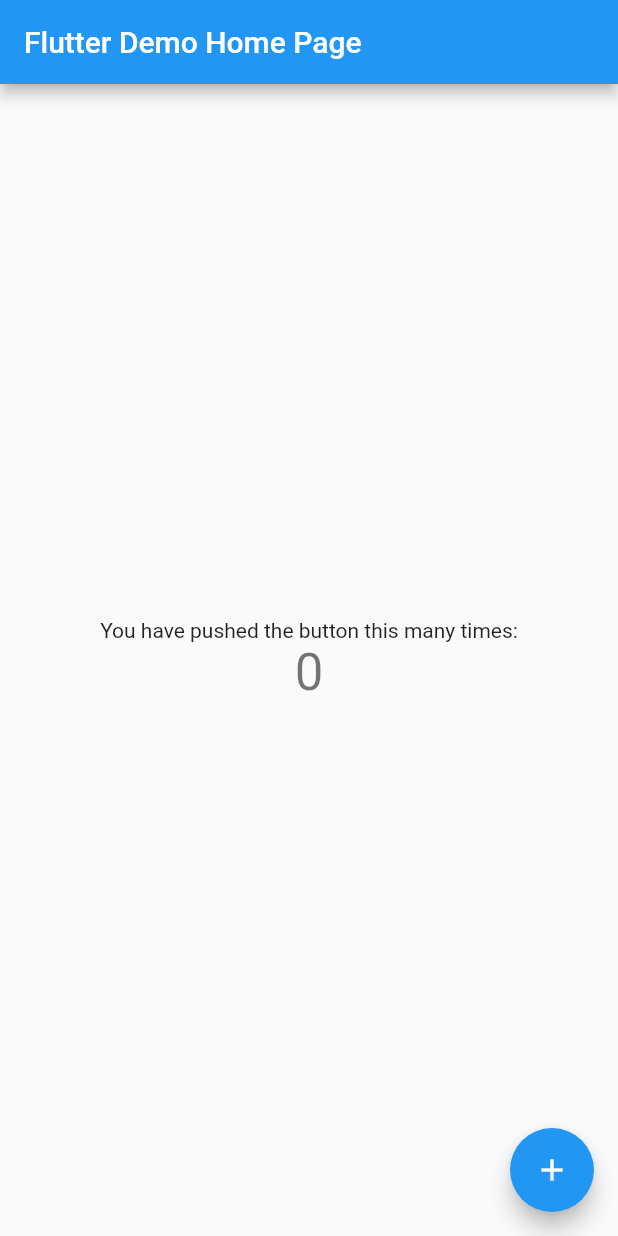
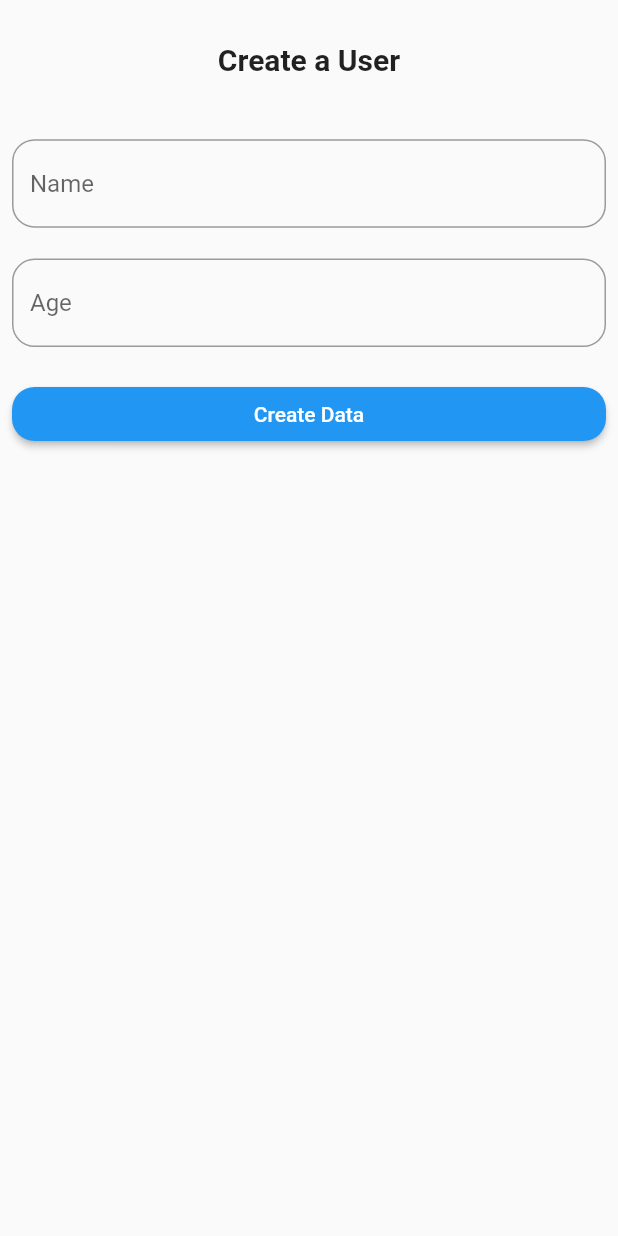
Before and after one commit to kreeztoph/FlutterCleanCRUDApp, a Flutter app: the screen it shows after launch, on a phone screen of 412 x 824 dp. Run offline on Flutter 3.47's test engine with Material 2 defaults, Android fonts, the phone set to English and light mode, and no system bars; our stand-ins replace bloc, cloud_firestore, dartz, equatable, firebase_core, flutter_bloc and 2 more; missing offline and left inert: cross_connectivity; accounts and stored records are empty.

Commit message:
Create function now works

```diff
--- a/lib/core/error/failure.dart
+++ b/lib/core/error/failure.dart
@@ -14,3 +14,5 @@ class CacheFailure extends Failure {}
 class FirebaseFailure extends Failure {}
 
 class GeneralFailure extends Failure {}
+
+class NetorkFailure extends Failure {}
--- /dev/null
+++ b/lib/core/globals.dart
@@ -0,0 +1,4 @@
+import 'package:flutter/material.dart';
+
+final GlobalKey<ScaffoldMessengerState> snackbarKey =
+    GlobalKey<ScaffoldMessengerState>();
--- a/lib/features/crudapp/data/datasources/user_remote_data_source.dart
+++ b/lib/features/crudapp/data/datasources/user_remote_data_source.dart
@@ -16,20 +16,20 @@ class UserRemoteDataSourceImpl implements UserRemoteDataSource {
 
   @override
   Future<void> createUser(UserModel params) {
-    final response = firebaseFirestore.collection('user').add(params.toJson());
+    final response = firebaseFirestore.collection('users').add(params.toJson());
     return response;
   }
 
   @override
   Future<void> deleteUser(String name) {
-    final response = firebaseFirestore.collection('user').doc(name).delete();
+    final response = firebaseFirestore.collection('users').doc(name).delete();
     return response;
   }
 
   @override
   Future<void> editUser(UserModel params) {
     final response = firebaseFirestore
-        .collection('user')
+        .collection('users')
         .doc(params.name)
         .update(params.toJson());
     return response;
--- a/lib/features/crudapp/data/models/user_model.dart
+++ b/lib/features/crudapp/data/models/user_model.dart
@@ -2,8 +2,8 @@ import 'package:firebasecrud/features/crudapp/domain/entities/user.dart';
 
 class UserModel extends User {
   const UserModel({
-    required String name,
-    required int age,
+    required String? name,
+    required int? age,
   }) : super(
           age: age,
           name: name,
--- a/lib/features/crudapp/domain/entities/user.dart
+++ b/lib/features/crudapp/domain/entities/user.dart
@@ -1,8 +1,8 @@
 import 'package:equatable/equatable.dart';
 
 class User extends Equatable {
-  final String name;
-  final int age;
+  final String? name;
+  final int? age;
 
   const User({required this.name, required this.age});
 
--- a/lib/features/crudapp/presentation/cubit/user_cubit.dart
+++ b/lib/features/crudapp/presentation/cubit/user_cubit.dart
@@ -17,13 +17,13 @@ class UserCubit extends Cubit<UserState> {
           UserInitial(),
         );
 
-  Future<void> createUserFront(String name, int age) async {
+  Future<void> createUserFront(UserModel params) async {
     emit(UserLoading());
     final user = await createUser(
-      UserModel(name: name, age: age),
+      UserModel(name: params.name, age: params.age),
     );
     emit(user.fold((failure) => Error(message: mapFailureToMessage(failure)),
-        (r) => null));
+        (user) => UserLoaded()));
   }
 
   String mapFailureToMessage(Failure failure) {
@@ -36,4 +36,8 @@ class UserCubit extends Cubit<UserState> {
         return 'Unexpected Error';
     }
   }
+
+  String mapUserCreated(User user) {
+    return 'User created Successfuly';
+  }
 }
--- a/lib/features/crudapp/presentation/cubit/user_state.dart
+++ b/lib/features/crudapp/presentation/cubit/user_state.dart
@@ -12,12 +12,12 @@ class UserInitial extends UserState {}
 class UserLoading extends UserState {}
 
 class UserLoaded extends UserState {
-  final User user;
+  // final User user;
 
-  const UserLoaded({required this.user});
+  // const UserLoaded({required this.user});
 
-  @override
-  List<Object> get props => [user];
+  // @override
+  // List<Object> get props => [user];
 }
 
 class Error extends UserState {
--- /dev/null
+++ b/lib/features/crudapp/presentation/screens/core/globals.dart
@@ -0,0 +1 @@
+// TODO Implement this library.
--- /dev/null
+++ b/lib/features/crudapp/presentation/screens/create_user_page.dart
@@ -0,0 +1,141 @@
+// ignore_for_file: prefer_const_constructors, prefer_const_literals_to_create_immutables
+
+import 'package:firebasecrud/core/error/exception.dart';
+import 'package:firebasecrud/core/error/failure.dart';
+import 'package:firebasecrud/core/globals.dart';
+import 'package:firebasecrud/features/crudapp/data/models/user_model.dart';
+import 'package:firebasecrud/features/crudapp/presentation/cubit/user_cubit.dart';
+import 'package:firebasecrud/features/crudapp/presentation/screens/user_created_successfully.dart';
+import 'package:firebasecrud/features/crudapp/presentation/widgets/loading_circle.dart';
+import 'package:firebasecrud/features/crudapp/presentation/widgets/loading_circle_2.dart';
+import 'package:flutter/material.dart';
+import 'package:flutter_bloc/flutter_bloc.dart';
+import 'package:firebasecrud/injection_container.dart';
+
+import 'core/globals.dart';
+
+class CreateUserPage extends StatelessWidget {
+  CreateUserPage({Key? key}) : super(key: key);
+  @override
+  Widget build(BuildContext context) {
+    return SafeArea(
+      child: Scaffold(
+        body: SingleChildScrollView(
+          child: buildBody(),
+        ),
+      ),
+    );
+  }
+}
+
+BlocProvider<UserCubit> buildBody() {
+  return BlocProvider(
+    create: (_) => sl<UserCubit>(),
+    child: Center(
+        child: BlocListener<UserCubit, UserState>(
+      listener: (context, state) {
+        if (state is UserLoaded) {
+          ScaffoldMessenger.of(context)
+              .showSnackBar(SnackBar(content: Text('User Created')));
+        }
+      },
+      child: BlocBuilder<UserCubit, UserState>(builder: (context, state) {
+        if (state is UserInitial) {
+          return UserControl();
+        } else if (state is UserLoading) {
+          return LoadingCircle2();
+        } else {
+          return UserControl();
+        }
+      }),
+    )),
+  );
+}
+
+class UserControl extends StatefulWidget {
+  const UserControl({Key? key}) : super(key: key);
+
+  @override
+  State<UserControl> createState() => _UserControlState();
+}
+
+class _UserControlState extends State<UserControl> {
+  String? nameInput;
+  int? ageInput;
+  final controller = TextEditingController();
+  @override
+  Widget build(BuildContext context) {
+    final screensize = MediaQuery.of(context).size;
+    return Padding(
+      padding: const EdgeInsets.all(8.0),
+      child: Column(
+        children: [
+          SizedBox(
+            height: screensize.height / 40,
+          ),
+          const Align(
+            alignment: Alignment.center,
+            child: Text(
+              'Create a User',
+              style: TextStyle(fontSize: 20, fontWeight: FontWeight.bold),
+            ),
+          ),
+          SizedBox(
+            height: screensize.height / 20,
+          ),
+          TextField(
+            decoration: InputDecoration(
+              border: OutlineInputBorder(
+                borderRadius: BorderRadius.circular(15),
+              ),
+              hintText: 'Name',
+            ),
+            onChanged: ((value) {
+              nameInput = value;
+            }),
+          ),
+          SizedBox(
+            height: screensize.height / 40,
+          ),
+          TextField(
+            keyboardType: TextInputType.number,
+            decoration: InputDecoration(
+              border: OutlineInputBorder(
+                borderRadius: BorderRadius.circular(15),
+              ),
+              hintText: 'Age',
+            ),
+            onChanged: ((value1) {
+              ageInput = int.parse(value1);
+            }),
+          ),
+          SizedBox(
+            height: screensize.height / 40,
+          ),
+          Row(
+            mainAxisAlignment: MainAxisAlignment.center,
+            children: [
+              Expanded(
+                child: ElevatedButton(
+                  style: ElevatedButton.styleFrom(
+                      shape: RoundedRectangleBorder(
+                          borderRadius: BorderRadius.circular(15))),
+                  onPressed: () => _create(context),
+                  child: const Text('Create Data'),
+                ),
+              ),
+            ],
+          )
+        ],
+      ),
+    );
+  }
+
+  void _create(BuildContext context) {
+    controller.clear();
+    BlocProvider.of<UserCubit>(context)
+        .createUserFront(UserModel(name: nameInput, age: ageInput));
+    // ScaffoldMessenger.of(context)
+    //     .showSnackBar(SnackBar(content: Text('User Created Successfully')));
+  }
+}
--- a/lib/main.dart
+++ b/lib/main.dart
@@ -1,10 +1,16 @@
 // ignore_for_file: depend_on_referenced_packages
 
+import 'package:firebasecrud/features/crudapp/domain/usecases/create_user.dart';
+import 'package:firebasecrud/features/crudapp/presentation/screens/create_user_page.dart';
+import 'package:firebasecrud/features/crudapp/presentation/screens/user_created_successfully.dart';
 import 'package:flutter/material.dart';
 import 'package:firebase_core/firebase_core.dart';
+import 'injection_container.dart' as di;
+import 'core/globals.dart';
 
 Future main() async {
   WidgetsFlutterBinding.ensureInitialized();
+  await di.init();
   await Firebase.initializeApp();
 
   runApp(const MyApp());
@@ -17,87 +23,12 @@ class MyApp extends StatelessWidget {
   @override
   Widget build(BuildContext context) {
     return MaterialApp(
-      title: 'Flutter Demo',
-      theme: ThemeData(
-        primarySwatch: Colors.blue,
-      ),
-      home: const MyHomePage(title: 'Flutter Demo Home Page'),
-    );
+        debugShowCheckedModeBanner: false,
+        title: 'CRUD App',
+        scaffoldMessengerKey: snackbarKey,
+        theme: ThemeData(
+          primarySwatch: Colors.blue,
+        ),
+        home: CreateUserPage());
   }
 }
-
-class MyHomePage extends StatefulWidget {
-  const MyHomePage({Key? key, required this.title}) : super(key: key);
-
-  final String title;
-
-  @override
-  State<MyHomePage> createState() => _MyHomePageState();
-}
-
-class _MyHomePageState extends State<MyHomePage> {
-  int _counter = 0;
-
-  void _incrementCounter() {
-    setState(() {
-      // This call to setState tells the Flutter framework that something has
-      // changed in this State, which causes it to rerun the build method below
-      // so that the display can reflect the updated values. If we changed
-      // _counter without calling setState(), then the build method would not be
-      // called again, and so nothing would appear to happen.
-      _counter++;
-    });
-  }
-
-  @override
-  Widget build(BuildContext context) {
-    // This method is rerun every time setState is called, for instance as done
-    // by the _incrementCounter method above.
-    //
-    // The Flutter framework has been optimized to make rerunning build methods
-    // fast, so that you can just rebuild anything that needs updating rather
-    // than having to individually change instances of widgets.
-    return Scaffold(
-      appBar: AppBar(
-        // Here we take the value from the MyHomePage object that was created by
-        // the App.build method, and use it to set our appbar title.
-        title: Text(widget.title),
-      ),
-      body: Center(
-        // Center is a layout widget. It takes a single child and positions it
-        // in the middle of the parent.
-        child: Column(
-          // Column is also a layout widget. It takes a list of children and
-          // arranges them vertically. By default, it sizes itself to fit its
-          // children horizontally, and tries to be as tall as its parent.
-          //
-          // Invoke "debug painting" (press "p" in the console, choose the
-          // "Toggle Debug Paint" action from the Flutter Inspector in Android
-          // Studio, or the "Toggle Debug Paint" command in Visual Studio Code)
-          // to see the wireframe for each widget.
-          //
-          // Column has various properties to control how it sizes itself and
-          // how it positions its children. Here we use mainAxisAlignment to
-          // center the children vertically; the main axis here is the vertical
-          // axis because Columns are vertical (the cross axis would be
-          // horizontal).
-          mainAxisAlignment: MainAxisAlignment.center,
-          children: <Widget>[
-            const Text(
-              'You have pushed the button this many times:',
-            ),
-            Text(
-              '$_counter',
-              style: Theme.of(context).textTheme.headline4,
-            ),
-          ],
-        ),
-      ),
-      floatingActionButton: FloatingActionButton(
-        onPressed: _incrementCounter,
-        tooltip: 'Increment',
-        child: const Icon(Icons.add),
-      ), // This trailing comma makes auto-formatting nicer for build methods.
-    );
-  }
-}
--- a/pubspec.yaml
+++ b/pubspec.yaml
@@ -48,6 +48,8 @@ dependencies:
   cross_connectivity: ^3.0.5
   #state management
   flutter_bloc: ^8.0.1
+  #Dependency Injection
+  get_it: ^7.2.0
 
 dev_dependencies:
   flutter_test:
```
Also changed, not shown: lib/features/crudapp/data/repository/user_repo_impl.dart (+10 -8 lines), lib/features/crudapp/presentation/screens/user_created_successfully.dart (added, +40 -0 lines), lib/features/crudapp/presentation/widgets/loading_circle.dart (added, +15 -0 lines), lib/features/crudapp/presentation/widgets/loading_circle_2.dart (added, +15 -0 lines), lib/injection_container.dart (added, +48 -0 lines), pubspec.lock.
